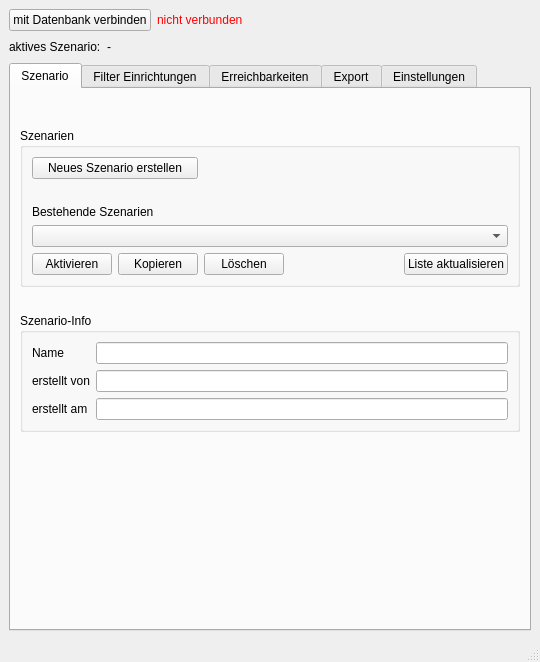
Above: shkplugin/shk_plugin_dialog_base.ui from ChrFr/qgis-OTP before the change. Below: the same form after it.
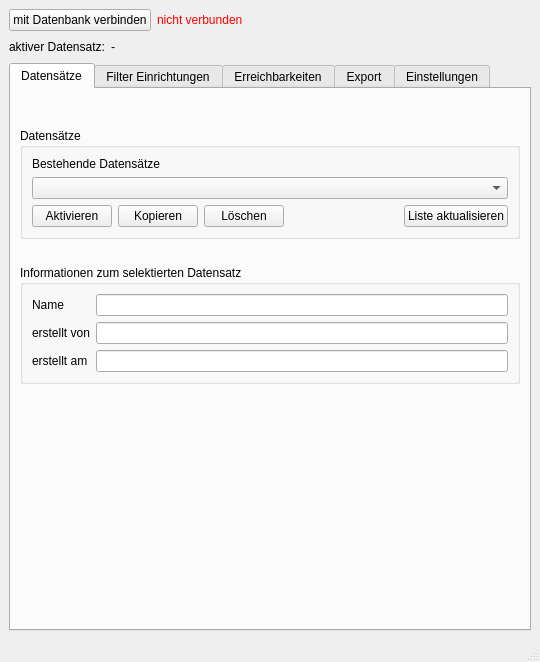
That is the form after the change. The open tabs and pages were chosen to show the change.

Commit message: Update: removed create scenario button (available via cloning), renamed Szenario to Datensatz in UI

```diff
--- a/shkplugin/shk_plugin_dialog_base.ui
+++ b/shkplugin/shk_plugin_dialog_base.ui
@@ -54,7 +54,7 @@
       <item>
        <widget class="QLabel" name="label_9">
         <property name="text">
-         <string>aktives Szenario:</string>
+         <string>aktiver Datensatz:</string>
         </property>
        </widget>
       </item>
@@ -96,7 +96,7 @@
       </property>
       <widget class="QWidget" name="tab_3">
        <attribute name="title">
-        <string>Szenario</string>
+        <string>Datensätze</string>
        </attribute>
        <layout class="QVBoxLayout" name="verticalLayout_4">
         <item>
@@ -118,36 +118,27 @@
         <item>
          <widget class="QGroupBox" name="groupBox_6">
           <property name="title">
-           <string>Szenarien</string>
+           <string>Datensätze</string>
           </property>
           <layout class="QGridLayout" name="gridLayout_9">
-           <item row="1" column="0" colspan="4">
-            <spacer name="verticalSpacer_14">
-             <property name="orientation">
-              <enum>Qt::Vertical</enum>
-             </property>
-             <property name="sizeType">
-              <enum>QSizePolicy::Fixed</enum>
-             </property>
-             <property name="sizeHint" stdset="0">
-              <size>
-               <width>20</width>
-               <height>20</height>
-              </size>
-             </property>
-            </spacer>
-           </item>
-           <item row="4" column="5">
+           <item row="2" column="4">
             <widget class="QPushButton" name="scen_refresh_button">
              <property name="text">
               <string>Liste aktualisieren</string>
              </property>
             </widget>
            </item>
-           <item row="3" column="0" colspan="6">
+           <item row="2" column="0">
+            <widget class="QPushButton" name="scen_select_button">
+             <property name="text">
+              <string>Aktivieren</string>
+             </property>
+            </widget>
+           </item>
+           <item row="1" column="0" colspan="5">
             <widget class="QComboBox" name="scenario_combo"/>
            </item>
-           <item row="4" column="4">
+           <item row="2" column="3">
             <spacer name="horizontalSpacer_13">
              <property name="orientation">
               <enum>Qt::Horizontal</enum>
@@ -160,38 +151,24 @@
              </property>
             </spacer>
            </item>
-           <item row="4" column="0">
-            <widget class="QPushButton" name="scen_select_button">
+           <item row="2" column="1">
+            <widget class="QPushButton" name="scen_copy_button">
              <property name="text">
-              <string>Aktivieren</string>
+              <string>Kopieren</string>
              </property>
             </widget>
            </item>
-           <item row="4" column="2">
+           <item row="2" column="2">
             <widget class="QPushButton" name="scen_delete_button">
              <property name="text">
               <string>Löschen</string>
              </property>
             </widget>
            </item>
-           <item row="2" column="0" colspan="3">
+           <item row="0" column="0" colspan="3">
             <widget class="QLabel" name="label_8">
              <property name="text">
-              <string>Bestehende Szenarien</string>
-             </property>
-            </widget>
-           </item>
-           <item row="4" column="1">
-            <widget class="QPushButton" name="scen_copy_button">
-             <property name="text">
-              <string>Kopieren</string>
-             </property>
-            </widget>
-           </item>
-           <item row="0" column="0" colspan="2">
-            <widget class="QPushButton" name="scen_create_button">
-             <property name="text">
-              <string>Neues Szenario erstellen</string>
+              <string>Bestehende Datensätze</string>
              </property>
             </widget>
            </item>
@@ -217,7 +194,7 @@
         <item>
          <widget class="QGroupBox" name="groupBox_8">
           <property name="title">
-           <string>Szenario-Info</string>
+           <string>Informationen zum selektierten Datensatz</string>
           </property>
           <layout class="QGridLayout" name="gridLayout_11">
            <item row="0" column="0">
```
The commit also changes 2 other files.
